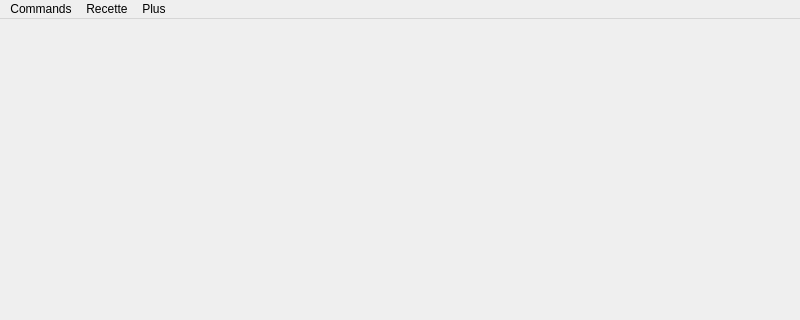
The window that gestionserveurform.ui (MohamedAminAmjahid/QtProjet) describes before a commit, drawn with Qt 5; both pictures show x 0 to 800 and y 0 to 320 of the 800 by 600 pixel window.
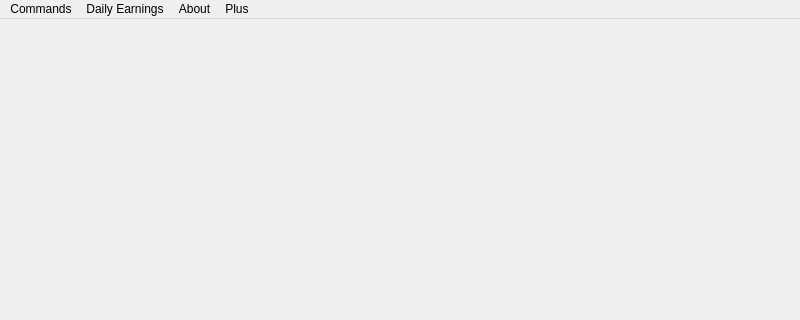
The same window after the commit.

```diff
--- a/gestionserveurform.ui
+++ b/gestionserveurform.ui
@@ -35,7 +35,7 @@
    </widget>
    <widget class="QMenu" name="menuRecette">
     <property name="title">
-     <string>Recette</string>
+     <string>Daily Earnings</string>
     </property>
     <addaction name="actionListRecette"/>
    </widget>
@@ -46,8 +46,14 @@
     <addaction name="actionLogOut"/>
     <addaction name="actionClose"/>
    </widget>
+   <widget class="QMenu" name="menuAbout">
+    <property name="title">
+     <string>About</string>
+    </property>
+   </widget>
    <addaction name="menuCommandes"/>
    <addaction name="menuRecette"/>
+   <addaction name="menuAbout"/>
    <addaction name="menuPlus"/>
   </widget>
   <widget class="QStatusBar" name="statusbar"/>
```
Left out of the diff: 6 changed lines with no effect on the pictures.
